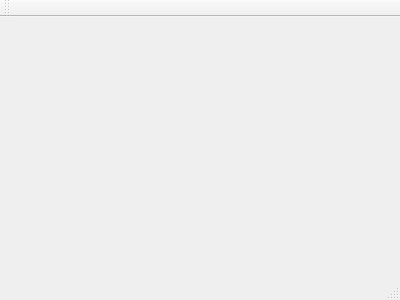
Above: client/mainwindow.ui from group93492/distributor before the change. Below: the same form after it.
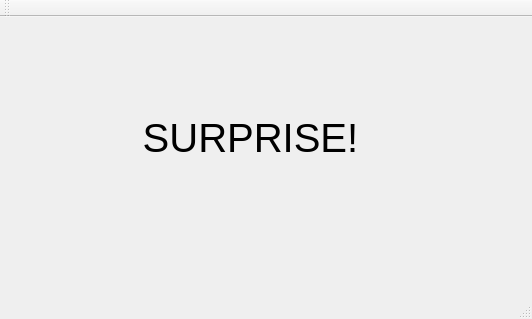
That is the form after the change.

Diff of the .ui file:
```diff
--- a/client/mainwindow.ui
+++ b/client/mainwindow.ui
@@ -1,24 +1,61 @@
 <ui version="4.0">
  <class>MainWindow</class>
- <widget class="QMainWindow" name="MainWindow" >
-  <property name="geometry" >
+ <widget class="QMainWindow" name="MainWindow">
+  <property name="geometry">
    <rect>
     <x>0</x>
     <y>0</y>
-    <width>400</width>
-    <height>300</height>
+    <width>532</width>
+    <height>319</height>
    </rect>
   </property>
   <property name="windowTitle" >
    <string>MainWindow</string>
   </property>
-  <widget class="QMenuBar" name="menuBar" />
-  <widget class="QToolBar" name="mainToolBar" />
-  <widget class="QWidget" name="centralWidget" />
-  <widget class="QStatusBar" name="statusBar" />
+  <widget class="QWidget" name="centralWidget">
+   <widget class="QLabel" name="label">
+    <property name="geometry">
+     <rect>
+      <x>100</x>
+      <y>70</y>
+      <width>301</width>
+      <height>101</height>
+     </rect>
+    </property>
+    <property name="font">
+     <font>
+      <pointsize>30</pointsize>
+     </font>
+    </property>
+    <property name="text">
+     <string>SURPRISE!</string>
+    </property>
+    <property name="alignment">
+     <set>Qt::AlignCenter</set>
+    </property>
+   </widget>
+  </widget>
+  <widget class="QMenuBar" name="menuBar">
+   <property name="geometry">
+    <rect>
+     <x>0</x>
+     <y>0</y>
+     <width>532</width>
+     <height>20</height>
+    </rect>
+   </property>
+  </widget>
+  <widget class="QToolBar" name="mainToolBar">
+   <attribute name="toolBarArea">
+    <enum>TopToolBarArea</enum>
+   </attribute>
+   <attribute name="toolBarBreak">
+    <bool>false</bool>
+   </attribute>
+  </widget>
+  <widget class="QStatusBar" name="statusBar"/>
  </widget>
- <layoutDefault spacing="6" margin="11" />
- <pixmapfunction></pixmapfunction>
+ <layoutdefault spacing="6" margin="11"/>
  <resources/>
  <connections/>
 </ui>
```
Left out of the diff: 3 changed lines with no effect on the pictures.
